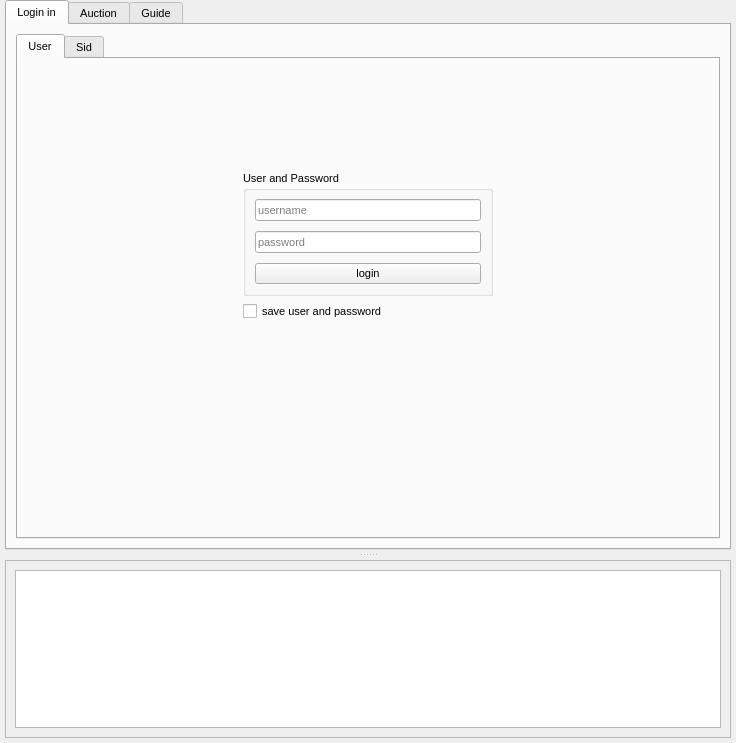
This is ui/window.ui in runcode-git/DOA as Qt 5 draws it before an edit. The edited form follows.
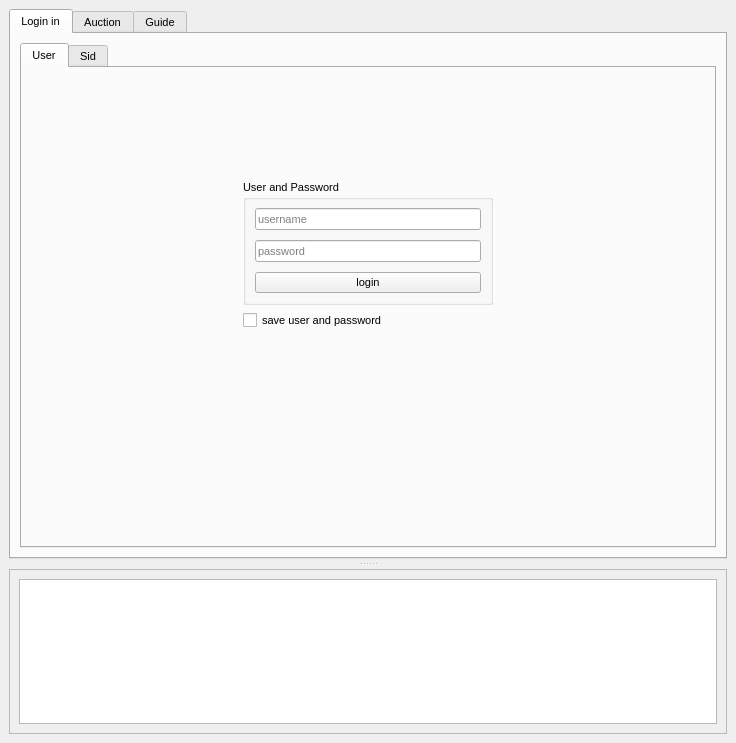
This is the edited form.

```diff
--- a/ui/window.ui
+++ b/ui/window.ui
@@ -44,22 +44,7 @@
      <verstretch>0</verstretch>
     </sizepolicy>
    </property>
-   <layout class="QHBoxLayout" name="horizontalLayout_5">
-    <property name="spacing">
-     <number>6</number>
-    </property>
-    <property name="leftMargin">
-     <number>5</number>
-    </property>
-    <property name="topMargin">
-     <number>0</number>
-    </property>
-    <property name="rightMargin">
-     <number>5</number>
-    </property>
-    <property name="bottomMargin">
-     <number>5</number>
-    </property>
+   <layout class="QVBoxLayout" name="verticalLayout_2">
     <item>
      <widget class="QSplitter" name="splitter">
       <property name="orientation">
@@ -748,8 +733,8 @@
          <rect>
           <x>0</x>
           <y>0</y>
-          <width>724</width>
-          <height>176</height>
+          <width>716</width>
+          <height>163</height>
          </rect>
         </property>
         <layout class="QGridLayout" name="gridLayout_4">
```
